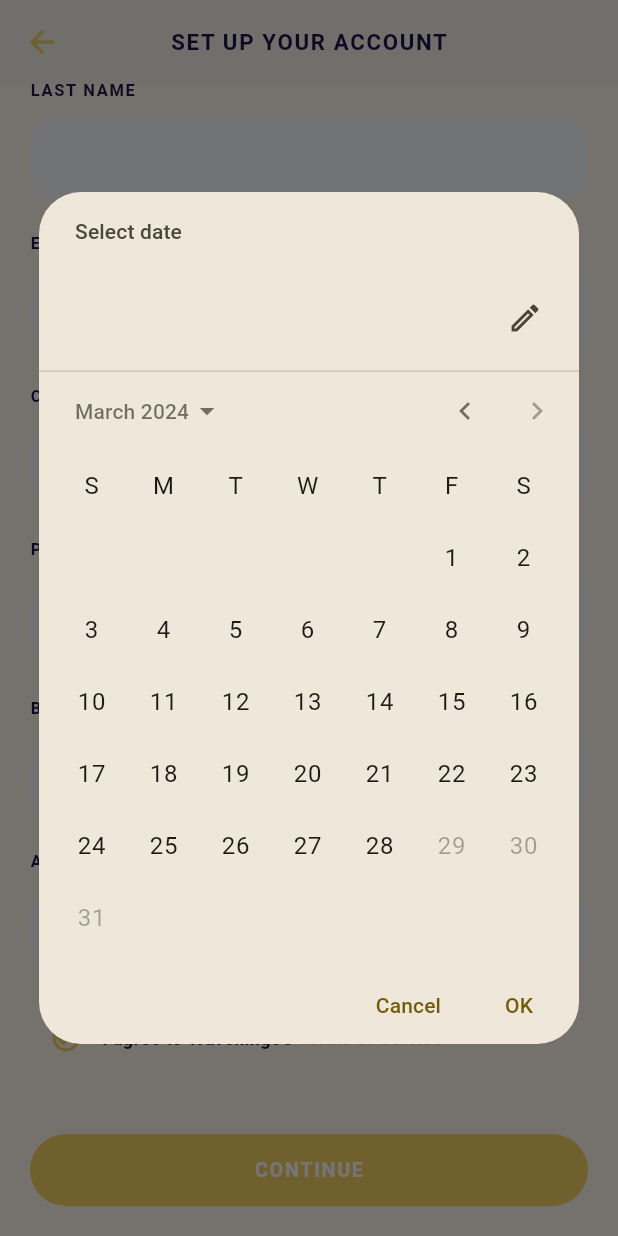
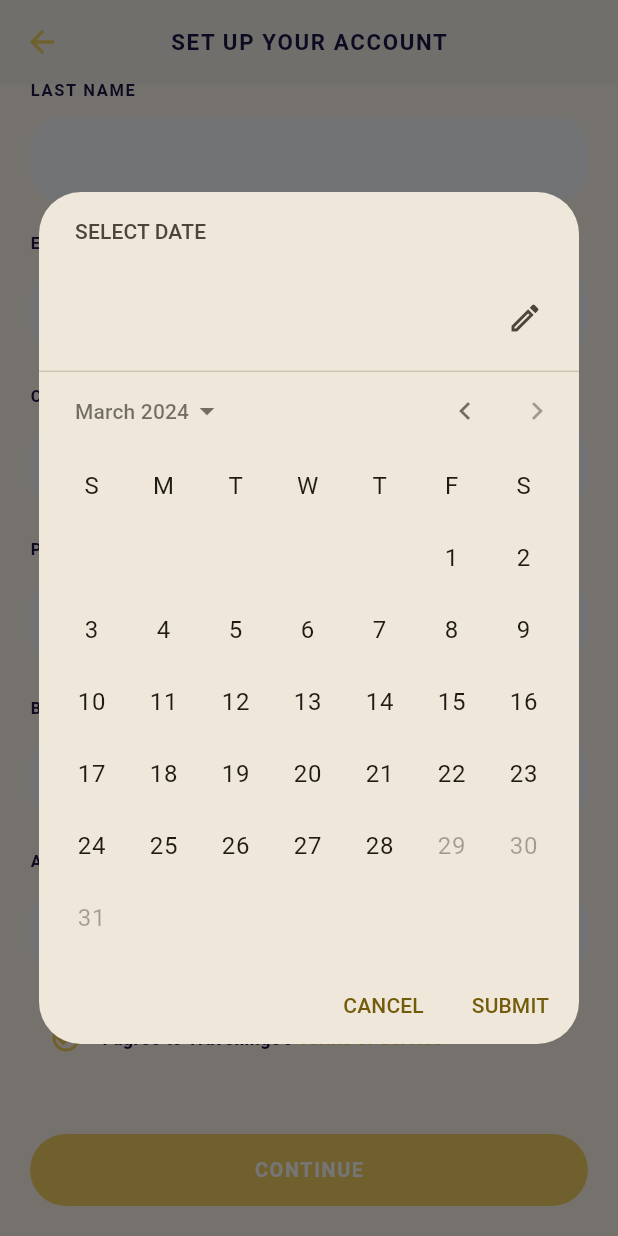
Before and after one commit to sammmms/flutter-learn, a Flutter app: the Setup screen opened directly with empty values, scrolled down 126 dp, after a tap on the "calendar month" icon, on a phone screen of 412 x 824 dp. Run offline on Flutter 3.47's test engine with Material 3 defaults, Android fonts, the phone set to English and light mode, and no system bars.

Commit message:
perubahan pada beberapa input field

```diff
--- a/Project/travellingo/lib/register.dart
+++ b/Project/travellingo/lib/register.dart
@@ -52,7 +52,7 @@ class _RegisterState extends State<Register> {
             TextField(
               controller: email,
               inputFormatters: [
-                FilteringTextInputFormatter.allow(RegExp(r'[a-zA-Z@.]'))
+                FilteringTextInputFormatter.allow(RegExp(r'[a-zA-Z@.0-9]'))
               ],
               keyboardType: TextInputType.emailAddress,
               decoration: InputDecoration(
--- a/Project/travellingo/lib/setup.dart
+++ b/Project/travellingo/lib/setup.dart
@@ -178,7 +178,7 @@ class _SetupState extends State<Setup> {
                 controller:confirmEmail,
                 keyboardType: TextInputType.emailAddress,
                 inputFormatters: [
-                  FilteringTextInputFormatter.allow(RegExp(r'[a-zA-Z@.]'))
+                  FilteringTextInputFormatter.allow(RegExp(r'[a-zA-Z@.0-9]'))
                 ],
                 onChanged: (value){
                   setState(() {
@@ -323,11 +323,7 @@ class _SetupState extends State<Setup> {
                   children:[
                     Expanded(
                       child: TextField(
-                                      inputFormatters: [
-                                        FilteringTextInputFormatter.allow(RegExp('[0-9/]')),
-                                        LengthLimitingTextInputFormatter(10)
-                                      ],
-                                      decoration: InputDecoration(
+                        decoration: InputDecoration(
                         disabledBorder: OutlineInputBorder(
                           borderRadius: BorderRadius.circular(20),
                           borderSide: const BorderSide(color: Colors.transparent)
@@ -346,7 +342,15 @@ class _SetupState extends State<Setup> {
                     ),
                 InkWell(
                         onTap:(){
-                          showDatePicker(context: context, firstDate: DateTime(2000), lastDate: DateTime.now()).then((selectedDate){setState(() {
+                          showDatePicker(
+                            context: context,
+                            firstDate: DateTime(2000),
+                            lastDate: DateTime.now(),
+                            confirmText: "SUBMIT",
+                            cancelText: "CANCEL",
+                            fieldLabelText: "ENTER DATE",
+                            helpText: "SELECT DATE"
+                          ).then((selectedDate){setState(() {
                             if(selectedDate?.day != null){
                               currentBirthday = selectedDate.toString().split(' ')[0];
                             }
```
Also changed, not shown: Project/travellingo/lib/signin.dart (+8 -2 lines).
